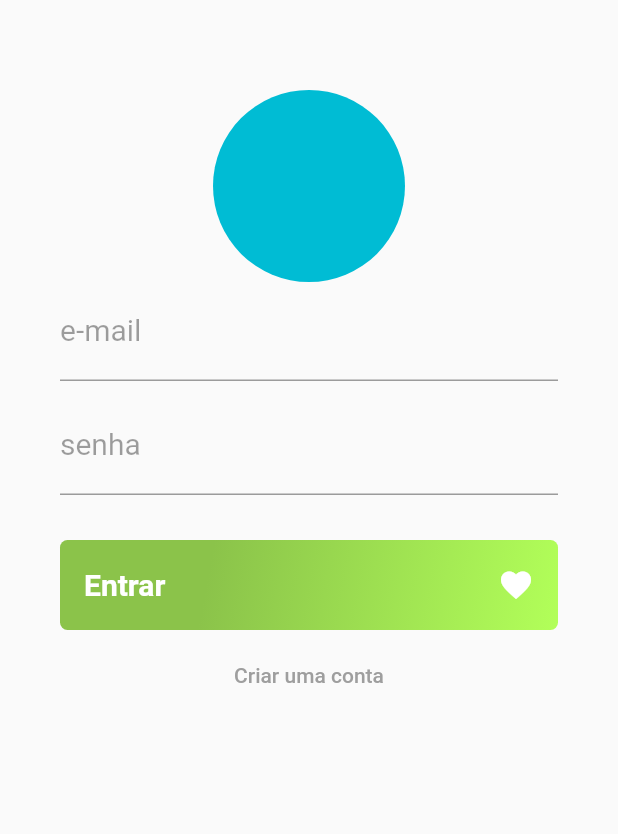
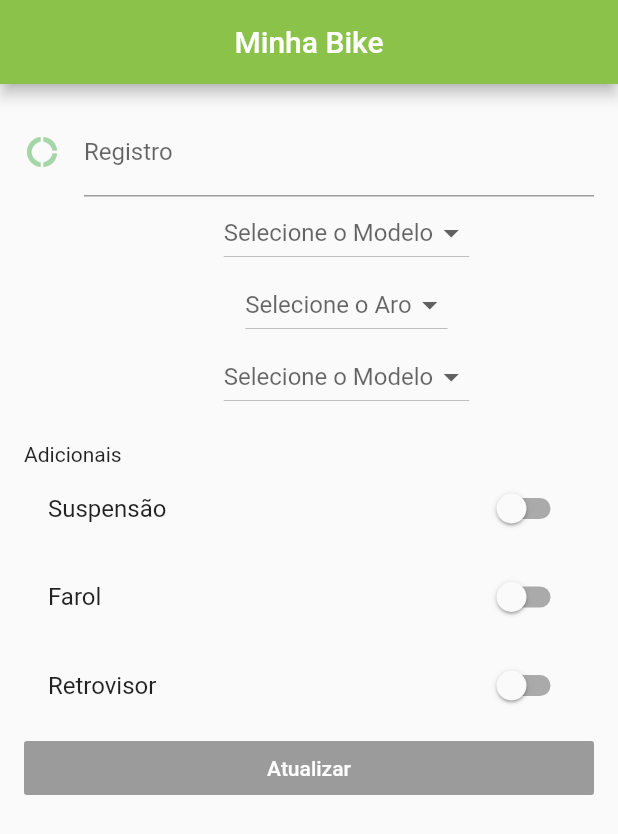
Before and after one commit to camzp/ciclo-helper, a Flutter app: the screen it shows after launch, on a phone screen of 412 x 824 dp. Shown: the top 834 px of the screen. Run offline on Flutter 3.47's test engine with Material 2 defaults, Android fonts, the phone set to English and light mode, and no system bars; our stand-ins replace bloc, equatable, firebase_auth, flutter_bloc, sembast; accounts and stored records are empty.

Commit message:
Edição de bike

```diff
--- /dev/null
+++ b/lib/Model/bike.dart
@@ -0,0 +1,37 @@
+class Bike {
+
+  int calibragem;
+  String reg;
+  String color;
+
+  String quadro;
+  String amorteedor;
+  String freiodiant;
+  String freiotras;
+
+  bool suspensao = false;
+  bool farol = false;
+  bool retrovisor = false;
+
+  List<String> types=<String>[
+    'Mountain Bike',
+    'Praiana',
+    'Speed',
+  ];
+  List<String> aro=<String>[
+      '12',
+      '16',
+      '20',
+      '24',
+      '26',
+  ];
+
+  List<String> modelo=<String>[
+    'Caloi',
+    'Specialized',
+    'Oggi',
+    'Outro',
+  ];
+
+
+}
--- a/lib/main.dart
+++ b/lib/main.dart
@@ -1,4 +1,5 @@
 import 'package:ciclo_helper/authentication.dart';
+import 'package:ciclo_helper/screens/my_bike_edit.dart';
 import 'package:flutter/material.dart';
 import 'login_page.dart';
 import 'authentication.dart';
@@ -18,7 +19,8 @@ class MyApp extends StatelessWidget {
       theme: new ThemeData(
         primaryColor: Colors.lightGreen,
       ),
-      home: new FrontPage(auth: new Auth()),
+      // home: new FrontPage(auth: new Auth()),
+      home: new MyBikeEdit()
     );
   }
 }
--- /dev/null
+++ b/lib/screens/my_bike_edit.dart
@@ -0,0 +1,155 @@
+import 'package:flutter/material.dart';
+import '../Model/bike.dart';
+
+
+class MyBikeEdit extends StatefulWidget {
+  @override
+  _MyBikeState createState() => _MyBikeState();
+}
+
+class _MyBikeState extends State<MyBikeEdit>{
+  var selectedType;
+  var aroType;
+  var modelType;
+  final _bike = Bike();
+  final _formKey = GlobalKey<FormState>();
+
+  @override
+  Widget build(BuildContext context) {
+    return Scaffold(
+      appBar: AppBar(
+        title: Container(
+          alignment: Alignment.center,
+          child: Text("Minha Bike", style: TextStyle(color: Colors.white)),
+        ),
+      ),
+      body: Container(
+        padding: const EdgeInsets.symmetric(vertical: 16.0, horizontal: 16.0),
+        child: Builder(
+          builder: (context) => Form(
+            key: _formKey,
+            child: Column(
+              crossAxisAlignment: CrossAxisAlignment.stretch,
+              children: <Widget>[
+                TextFormField(
+                  decoration: InputDecoration(
+                    icon: Icon(Icons.donut_large, color: Colors.green[200],
+                    ),
+                    hintText: 'Código de Registro',
+                    labelText: 'Registro',
+                  ),
+                  onSaved: (val) => _bike.reg = val,
+                ),
+                Row(
+
+                      mainAxisAlignment: MainAxisAlignment.center,
+                      children: <Widget>[
+                        SizedBox(width: 50),
+                        DropdownButton(
+                          items: _bike.types.map((value) =>DropdownMenuItem(
+                            child: Text(
+                              value,
+                              style: TextStyle(color: Colors.grey),
+                            ),
+                            value:value,
+                          )
+                          ).toList(),
+                          onChanged: (selectedBikeType){
+                            setState(() {
+                              selectedType = selectedBikeType;
+                            });
+                          },
+                          value: selectedType,
+                          hint: Text("Selecione o Modelo"),
+                        ),
+                      ],
+
+                    ),
+                     Row(
+                      mainAxisAlignment: MainAxisAlignment.center,
+                      children: <Widget>[
+                        SizedBox(width: 50),
+                        DropdownButton(
+                          items: _bike.aro.map((value) =>DropdownMenuItem(
+                            child: Text(
+                              value,
+                              style: TextStyle(color: Colors.grey),
+                            ),
+                            value:value,
+                          )
+                          ).toList(),
+                          onChanged: (selectedColor){
+                            setState(() {
+                              aroType = selectedColor;
+                            });
+                          },
+                          value: aroType,
+                          hint: Text("Selecione o Aro"),
+                        ),
+                      ],
+                    ),
+                      Row(
+                        mainAxisAlignment: MainAxisAlignment.center,
+                      children: <Widget>[
+                        SizedBox(width: 50),
+                        DropdownButton(
+                          items: _bike.modelo.map((value) =>DropdownMenuItem(
+                            child: Text(
+                              value,
+                              style: TextStyle(color: Colors.grey),
+                            ),
+                            value:value,
+                          )
+                          ).toList(),
+                          onChanged: (selectedModel){
+                            setState(() {
+                              modelType = selectedModel;
+                            });
+                          },
+                          value: modelType,
+                          hint: Text("Selecione o Modelo"),
+                        ),
+                      ],
+                    ),
+                SizedBox(height: 20),
+                Container(
+
+                  child: Text('Adicionais'),
+                ),
+                SwitchListTile(
+                  title:Text ('Suspensão'),
+                  value: _bike.suspensao,
+                  onChanged: (bool val)=>
+                    setState(() => _bike.suspensao = val)
+                    ),
+                    SizedBox(height: 3.0,),
+                SwitchListTile(
+                  title:Text ('Farol'),
+                  value: _bike.farol,
+                  onChanged: (bool val)=>
+                    setState(() => _bike.farol = val)
+                    ),
+                    SizedBox(height: 3.0,),
+                  SwitchListTile(
+                  title:Text ('Retrovisor'),
+                  value: _bike.retrovisor,
+                  onChanged: (bool val)=>
+                    setState(() => _bike.retrovisor = val)
+                    ),
+                    SizedBox(height: 3.0,),
+                    RaisedButton(
+                      child: Text(
+                        "Atualizar",
+                        style: TextStyle(color: Colors.white),
+                      ),
+                      color: Colors.greenAccent,
+
+                    )
+              ],
+            ),
+          ),
+        ),
+      ),
+    );
+  }
+}
```
